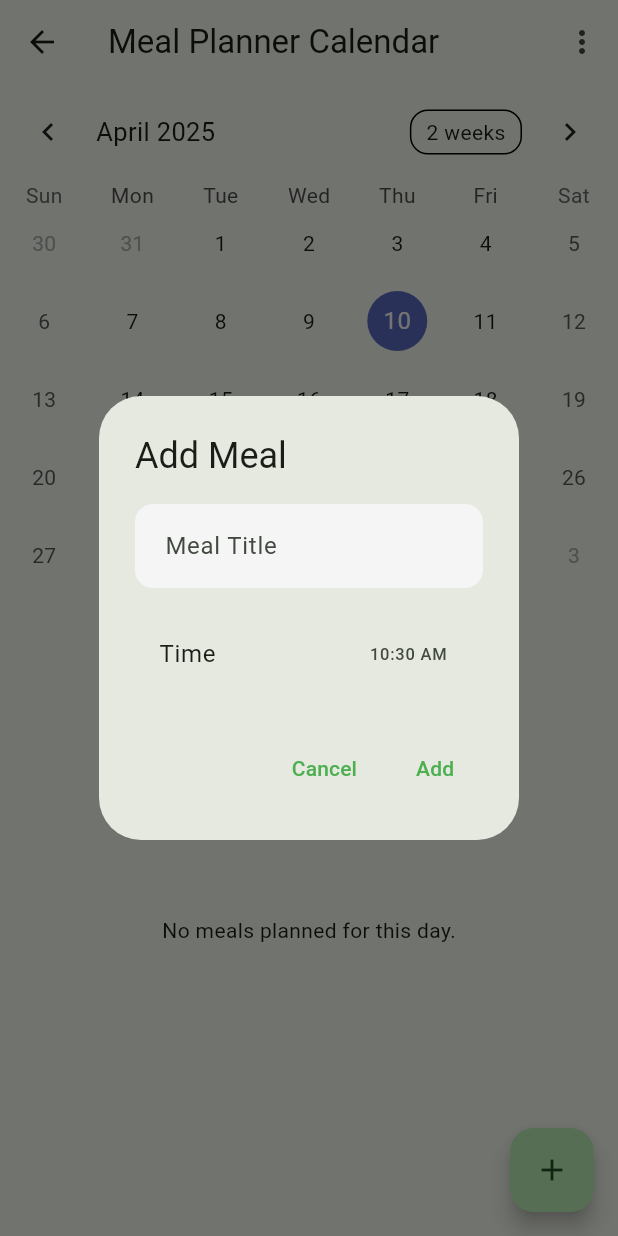
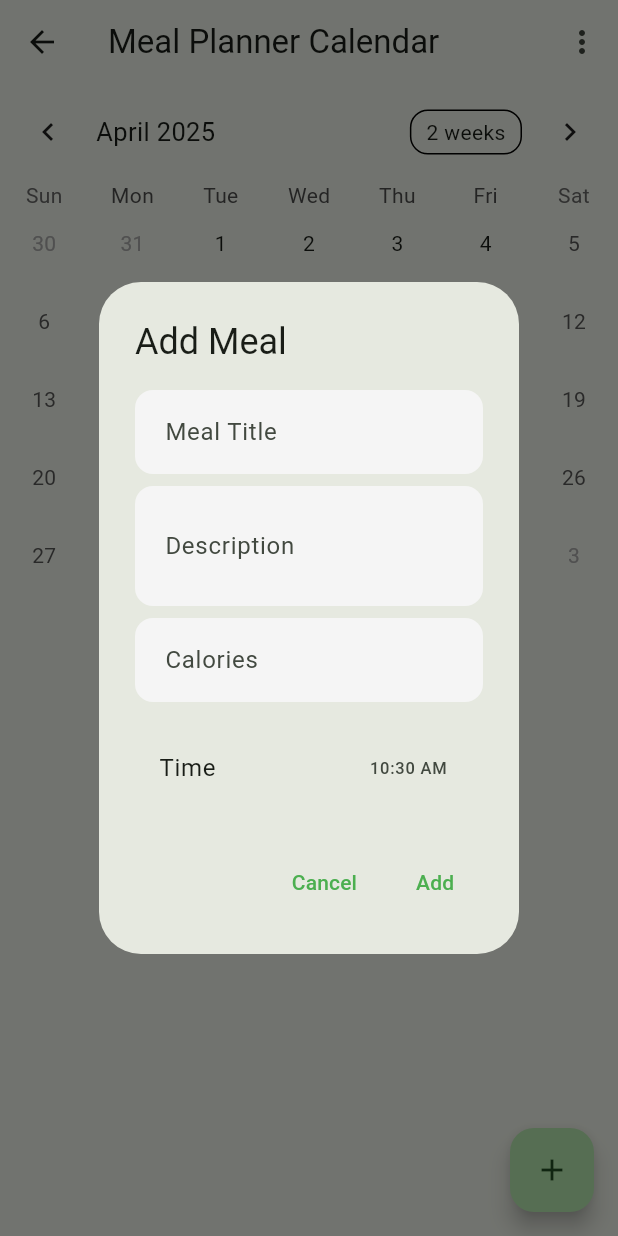
Before and after one commit to reymartjohneva/meal_planner, a Flutter app: the HomeScreen screen opened by its route, item 2 of the bottom bar chosen, after a tap on the "add" icon, on a phone screen of 412 x 824 dp. Run offline on Flutter 3.47's test engine with Material 3 defaults, Android fonts, the phone set to English and light mode, and no system bars; drawn by our look-alikes of table_calendar; our stand-ins replace cloud_firestore, firebase_auth, firebase_core, flutter_local_notifications, shared_preferences, timezone; accounts and stored records are empty.

Commit message:
feat: modified add meal for calendar page

```diff
--- a/lib/models/meal_reminder.dart
+++ b/lib/models/meal_reminder.dart
@@ -3,6 +3,8 @@ import 'package:flutter/material.dart';
 class MealReminder {
   final int id;
   final String mealTitle;
+  final String? description;
+  final int? calories;
   final TimeOfDay reminderTime;
   final DateTime scheduledDate;
   final bool isRepeating;
@@ -11,6 +13,8 @@ class MealReminder {
   MealReminder({
     required this.id,
     required this.mealTitle,
+    this.description,
+    this.calories,
     required this.reminderTime,
     required this.scheduledDate,
     this.isRepeating = false,
--- a/lib/screens/calendar_screen.dart
+++ b/lib/screens/calendar_screen.dart
@@ -1,4 +1,5 @@
 import 'package:flutter/material.dart';
+import 'package:flutter/services.dart'; // Add this import for FilteringTextInputFormatter
 import 'package:table_calendar/table_calendar.dart';
 import '../models/meal_reminder.dart';
 import 'dart:convert';
@@ -118,9 +119,20 @@ class _CalendarScreenState extends State<CalendarScreen> {
               SnackBar(content: Text('${reminder.mealTitle} removed')),
             );
           },
+          child: Card(
+            margin: const EdgeInsets.symmetric(vertical: 4, horizontal: 8),
             child: ListTile(
               title: Text(reminder.mealTitle),
-            subtitle: Text('Time: ${reminder.reminderTime.format(context)}'),
+              subtitle: Column(
+                crossAxisAlignment: CrossAxisAlignment.start,
+                children: [
+                  Text('Time: ${reminder.reminderTime.format(context)}'),
+                  if (reminder.description != null && reminder.description!.isNotEmpty)
+                    Text('Description: ${reminder.description}'),
+                  if (reminder.calories != null && reminder.calories! > 0)
+                    Text('Calories: ${reminder.calories}'),
+                ],
+              ),
               trailing: Row(
                 mainAxisSize: MainAxisSize.min,
                 children: [
@@ -129,6 +141,7 @@ class _CalendarScreenState extends State<CalendarScreen> {
                     onPressed: () => _showEditMealDialog(context, reminder),
                   ),
                 ],
+              ),
             ),
           ),
         );
@@ -226,6 +239,8 @@ class _CalendarScreenState extends State<CalendarScreen> {
           mealTitle: mealData['mealTitle'] ?? 'Unnamed Meal',
           scheduledDate: scheduledDate,
           reminderTime: reminderTime,
+          description: mealData['description'],
+          calories: mealData['calories'],
         ));
       }
 
@@ -245,18 +260,38 @@ class _CalendarScreenState extends State<CalendarScreen> {
 
   void _showAddMealDialog(BuildContext context) {
     final titleController = TextEditingController();
+    final descriptionController = TextEditingController();
+    final caloriesController = TextEditingController();
     TimeOfDay selectedTime = TimeOfDay.now();
 
     showDialog(
       context: context,
-      builder: (context) => AlertDialog(
+      builder: (context) => StatefulBuilder(
+          builder: (context, setState) {
+            return AlertDialog(
               title: const Text('Add Meal'),
-        content: Column(
+              content: SingleChildScrollView(
+                child: Column(
                   mainAxisSize: MainAxisSize.min,
                   children: [
                     TextField(
                       controller: titleController,
                       decoration: const InputDecoration(labelText: 'Meal Title'),
+                    ),
+                    const SizedBox(height: 8),
+                    TextField(
+                      controller: descriptionController,
+                      decoration: const InputDecoration(labelText: 'Description'),
+                      maxLines: 2,
+                    ),
+                    const SizedBox(height: 8),
+                    TextField(
+                      controller: caloriesController,
+                      decoration: const InputDecoration(labelText: 'Calories'),
+                      keyboardType: TextInputType.number,
+                      inputFormatters: [
+                        FilteringTextInputFormatter.digitsOnly,
+                      ],
                     ),
                     const SizedBox(height: 16),
                     ListTile(
@@ -268,12 +303,14 @@ class _CalendarScreenState extends State<CalendarScreen> {
                           initialTime: selectedTime,
                         );
                         if (timeOfDay != null) {
+                          setState(() {
                             selectedTime = timeOfDay;
-                  (context as Element).markNeedsBuild();
+                          });
                         }
                       },
                     ),
                   ],
+                ),
               ),
               actions: [
                 TextButton(
@@ -287,6 +324,9 @@ class _CalendarScreenState extends State<CalendarScreen> {
                       final newMeal = MealReminder(
                         id: DateTime.now().millisecondsSinceEpoch,
                         mealTitle: titleController.text,
+                        description: descriptionController.text,
+                        calories: caloriesController.text.isNotEmpty ?
+                        int.parse(caloriesController.text) : 0,
                         scheduledDate: _selectedDay,
                         reminderTime: selectedTime,
                       );
@@ -300,24 +340,47 @@ class _CalendarScreenState extends State<CalendarScreen> {
                   },
                 ),
               ],
+            );
+          }
       ),
     );
   }
 
   void _showEditMealDialog(BuildContext context, MealReminder reminder) {
     final titleController = TextEditingController(text: reminder.mealTitle);
+    final descriptionController = TextEditingController(text: reminder.description ?? '');
+    final caloriesController = TextEditingController(
+        text: reminder.calories != null ? reminder.calories.toString() : '');
     TimeOfDay selectedTime = reminder.reminderTime;
 
     showDialog(
       context: context,
-      builder: (context) => AlertDialog(
+      builder: (context) => StatefulBuilder(
+          builder: (context, setState) {
+            return AlertDialog(
               title: const Text('Edit Meal'),
-        content: Column(
+              content: SingleChildScrollView(
+                child: Column(
                   mainAxisSize: MainAxisSize.min,
                   children: [
                     TextField(
                       controller: titleController,
                       decoration: const InputDecoration(labelText: 'Meal Title'),
+                    ),
+                    const SizedBox(height: 8),
+                    TextField(
+                      controller: descriptionController,
+                      decoration: const InputDecoration(labelText: 'Description'),
+                      maxLines: 2,
+                    ),
+                    const SizedBox(height: 8),
+                    TextField(
+                      controller: caloriesController,
+                      decoration: const InputDecoration(labelText: 'Calories'),
+                      keyboardType: TextInputType.number,
+                      inputFormatters: [
+                        FilteringTextInputFormatter.digitsOnly,
+                      ],
                     ),
                     const SizedBox(height: 16),
                     ListTile(
@@ -329,12 +392,14 @@ class _CalendarScreenState extends State<CalendarScreen> {
                           initialTime: selectedTime,
                         );
                         if (timeOfDay != null) {
+                          setState(() {
                             selectedTime = timeOfDay;
-                  (context as Element).markNeedsBuild();
+                          });
                         }
                       },
                     ),
                   ],
+                ),
               ),
               actions: [
                 TextButton(
@@ -352,6 +417,9 @@ class _CalendarScreenState extends State<CalendarScreen> {
                           _reminders[index] = MealReminder(
                             id: reminder.id,
                             mealTitle: titleController.text,
+                            description: descriptionController.text,
+                            calories: caloriesController.text.isNotEmpty ?
+                            int.parse(caloriesController.text) : 0,
                             scheduledDate: reminder.scheduledDate,
                             reminderTime: selectedTime,
                           );
@@ -363,6 +431,8 @@ class _CalendarScreenState extends State<CalendarScreen> {
                   },
                 ),
               ],
+            );
+          }
       ),
     );
   }
```
Lines whose indentation alone changed are shown as unchanged.
